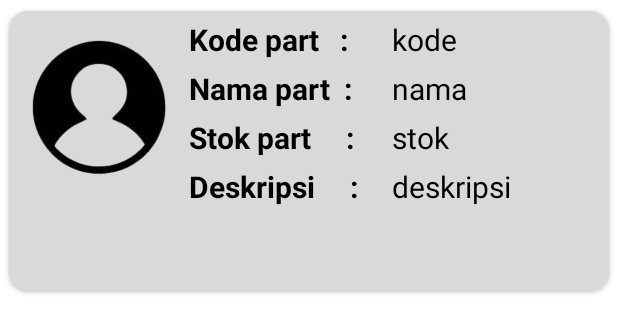
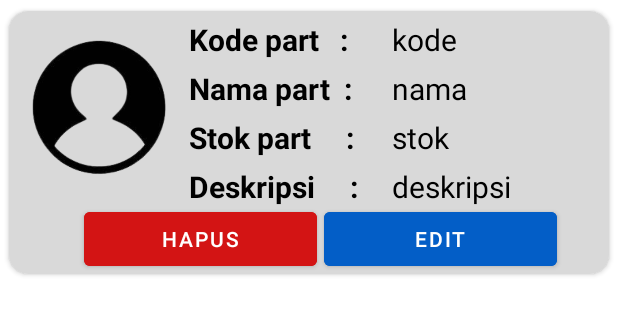
Before and after one commit to hfnaylaa/sparepart54_timsteve, an Android app: the layout adaptersparepart.xml on its own in the app's theme, with its tools: preview values and no code run, on a phone screen of 412 x 824 dp. Shown: the top 333 px of the screen. Run offline under Robolectric (Android 15) with nearby library versions, the phone set to English and light mode, and no system bars.

Commit message:
dari heri meguere

```diff
--- a/app/src/main/res/layout/adaptersparepart.xml
+++ b/app/src/main/res/layout/adaptersparepart.xml
@@ -1,7 +1,7 @@
 <?xml version="1.0" encoding="utf-8"?>
 <androidx.cardview.widget.CardView xmlns:android="http://schemas.android.com/apk/res/android"
     android:layout_width="match_parent"
-    android:layout_height="wrap_content"
+    android:layout_height="190dp"
     xmlns:app="http://schemas.android.com/apk/res-auto"
     app:cardUseCompatPadding="true"
     android:backgroundTint="#D9D9D9"
@@ -16,7 +16,7 @@
 
     <LinearLayout
         android:layout_width="270dp"
-        android:layout_height="match_parent"
+        android:layout_height="wrap_content"
         android:orientation="vertical"
         android:layout_marginLeft="120dp">
 
@@ -99,7 +99,7 @@
             <TextView
                 android:id="@+id/deskripsisp"
                 android:layout_width="131dp"
-                android:layout_height="84dp"
+                android:layout_height="wrap_content"
                 android:text="deskripsi "
                 android:textColor="@color/black"
                 android:textSize="20dp" />
@@ -107,5 +107,23 @@
 
     </LinearLayout>
 
+    <Button
+        android:layout_width="155dp"
+        android:layout_height="48dp"
+        android:text="HAPUS"
+        android:backgroundTint="#D31414"
+        android:layout_marginTop="128dp"
+        android:layout_marginLeft="50dp"/>
+
+    <Button
+        android:layout_width="155dp"
+        android:layout_height="48dp"
+        android:text="EDIT"
+        android:backgroundTint="#035EC7"
+        android:layout_marginTop="128dp"
+        android:layout_marginLeft="210dp"/>
+
+
+
 
 </androidx.cardview.widget.CardView>
```
Also changed, not shown: app/src/main/res/layout/adaptertransaksi.xml (+18 -2 lines).
